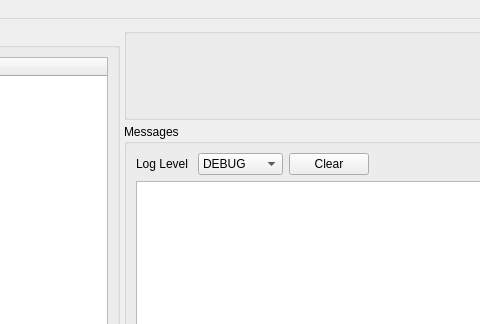
Old version of the form homescreen.ui in the repository ShreeshaN/USoundApp; both pictures show x 189 to 669 and y 0 to 324 of the 1313 by 738 pixel window.
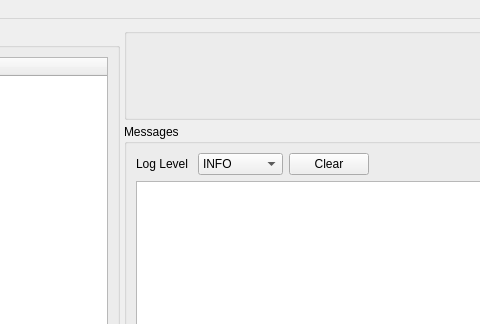
New version of the form. Icons and pictures are not drawn.

```diff
--- a/homescreen.ui
+++ b/homescreen.ui
@@ -248,11 +248,6 @@
                  <height>10</height>
                 </size>
                </property>
-               <item>
-                <property name="text">
-                 <string>DEBUG</string>
-                </property>
-               </item>
                <item>
                 <property name="text">
                  <string>INFO</string>
```
Left out of the diff: 7 changed lines with no effect on the pictures.
